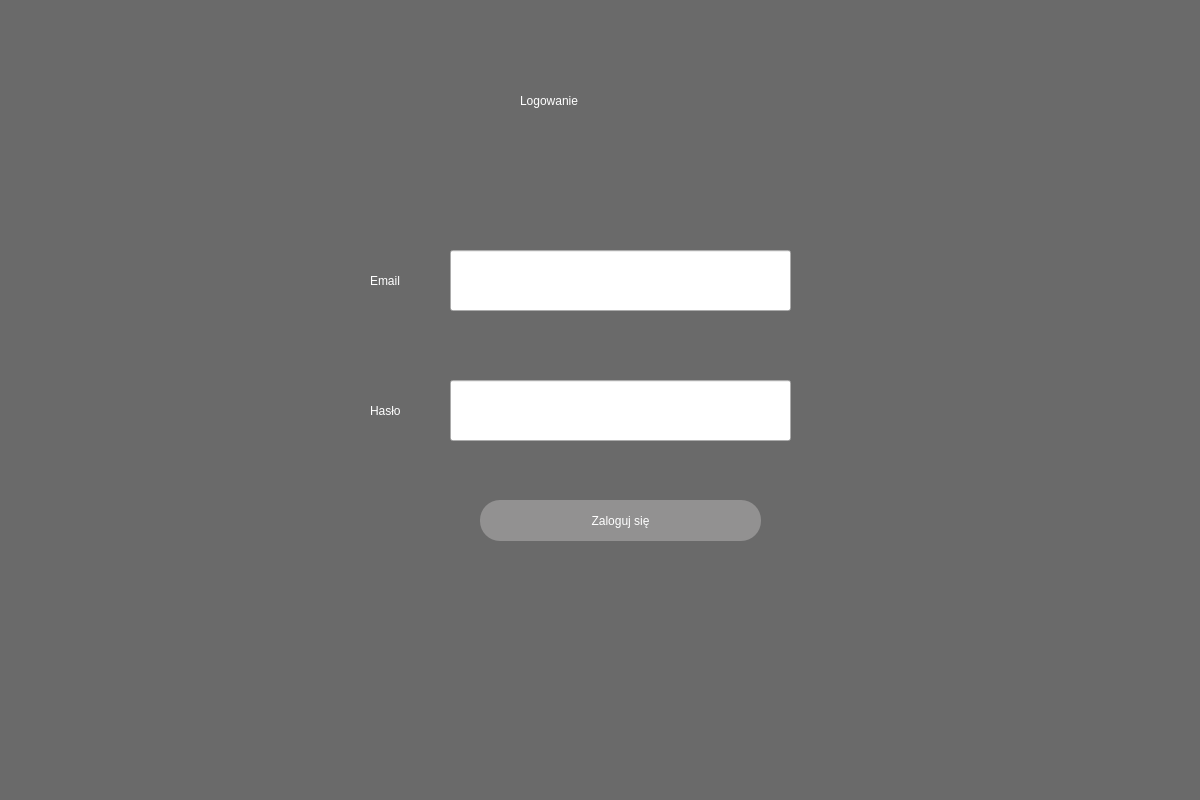
Before: the Qt Designer form ui/Login.ui in oreols/ProjektAOI, drawn with Qt 5.
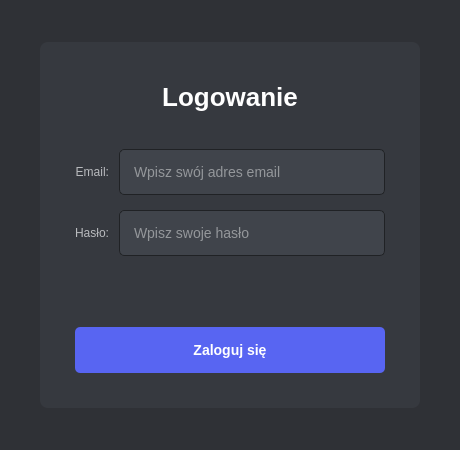
After: the same form once the commit is applied.

What changed in the file:
```diff
--- a/ui/Login.ui
+++ b/ui/Login.ui
@@ -6,151 +6,256 @@
    <rect>
     <x>0</x>
     <y>0</y>
-    <width>1200</width>
-    <height>800</height>
+    <width>460</width>
+    <height>450</height>
    </rect>
   </property>
   <property name="windowTitle">
    <string>Dialog</string>
   </property>
   <property name="styleSheet">
-   <string notr="true"/>
+   <string notr="true">
+/* --- Ogólny styl okna logowania --- */
+QDialog#Dialog {
+    background-color: #2f3136;
+    color: #e8e9ea;
+    font-family: "Segoe UI", Roboto, Cantarell, "Helvetica Neue", sans-serif;
+    font-size: 14px;
+}
+
+QWidget#contentWidget {
+    background-color: #36393f;
+    border-radius: 8px;
+}
+
+QLabel {
+    color: #b9bbbe;
+    background-color: transparent;
+    padding: 0px;
+    margin: 0px;
+    /* Wyrównanie teraz w QGridLayout */
+}
+
+QLabel#titleLabel {
+    color: #ffffff;
+    font-size: 26px;
+    font-weight: 600;
+    padding-top: 10px;
+    padding-bottom: 25px;
+}
+
+QLineEdit {
+    background-color: #40444b;
+    color: #e8e9ea;
+    border: 1px solid #202225;
+    border-radius: 5px;
+    font-size: 14px;
+    /* Uproszczony padding - QGridLayout może inaczej pozycjonować */
+    padding: 8px 12px;
+    min-height: 28px;
+    selection-background-color: #5865F2;
+    selection-color: #ffffff;
+}
+QLineEdit:focus {
+    border: 1px solid #5865F2;
+    background-color: #444950;
+}
+QLineEdit::placeholder-text {
+  color: #72767d;
+}
+
+QPushButton#loginButton {
+    background-color: #5865F2;
+    color: white;
+    font-size: 14px;
+    font-weight: 600;
+    padding: 8px 20px;
+    border-radius: 5px;
+    border: none;
+    min-height: 30px;
+    outline: none;
+    margin-top: 15px;
+}
+QPushButton#loginButton:hover {
+    background-color: #4e5dcf;
+}
+QPushButton#loginButton:pressed {
+    background-color: #404ab8;
+}
+QPushButton#loginButton:disabled {
+    background-color: #40444b;
+    color: #72767d;
+    opacity: 0.6;
+}
+
+QLabel#error {
+    color: #f04747;
+    font-size: 13px;
+    font-weight: 500;
+    min-height: 22px;
+    padding: 5px 0;
+}
+   </string>
   </property>
-  <widget class="QWidget" name="widget" native="true">
-   <property name="geometry">
-    <rect>
-     <x>0</x>
-     <y>0</y>
-     <width>1200</width>
-     <height>800</height>
-    </rect>
-   </property>
-   <property name="styleSheet">
-    <string notr="true">QWidget#widget{
-background-color: rgb(106, 106, 106);
-font: 63 12pt &quot;Segoe UI Semibold&quot;;
-color:white;}
-</string>
-   </property>
-   <widget class="QLabel" name="label">
-    <property name="geometry">
-     <rect>
-      <x>520</x>
-      <y>60</y>
-      <width>231</width>
-      <height>81</height>
-     </rect>
-    </property>
-    <property name="styleSheet">
-     <string notr="true">background-color: rgb(106, 106, 106);
-
-color:white;
-font: 63 32pt &quot;Segoe UI Semibold&quot;;</string>
-    </property>
-    <property name="text">
-     <string>Logowanie</string>
-    </property>
-   </widget>
-   <widget class="QPushButton" name="loginButton">
-    <property name="enabled">
-     <bool>true</bool>
-    </property>
-    <property name="geometry">
-     <rect>
-      <x>480</x>
-      <y>500</y>
-      <width>281</width>
-      <height>41</height>
-     </rect>
-    </property>
-    <property name="styleSheet">
-     <string notr="true">font: 63 18pt &quot;Segoe UI Semibold&quot;;
-border-radius:20px;
-background-color: rgb(146, 145, 145);
-color:white;</string>
-    </property>
-    <property name="text">
-     <string>Zaloguj się</string>
-    </property>
-   </widget>
-   <widget class="QLabel" name="label_3">
-    <property name="geometry">
-     <rect>
-      <x>370</x>
-      <y>390</y>
-      <width>71</width>
-      <height>41</height>
-     </rect>
-    </property>
-    <property name="styleSheet">
-     <string notr="true">color:white;
-font: 63 18pt &quot;Segoe UI Semibold&quot;;</string>
-    </property>
-    <property name="text">
-     <string>Hasło</string>
-    </property>
-   </widget>
-   <widget class="QLineEdit" name="password">
-    <property name="geometry">
-     <rect>
-      <x>450</x>
-      <y>380</y>
-      <width>341</width>
-      <height>61</height>
-     </rect>
-    </property>
-    <property name="styleSheet">
-     <string notr="true">font: 63 16pt &quot;Segoe UI Semibold&quot;;</string>
-    </property>
-   </widget>
-   <widget class="QLabel" name="label_4">
-    <property name="geometry">
-     <rect>
-      <x>370</x>
-      <y>260</y>
-      <width>71</width>
-      <height>41</height>
-     </rect>
-    </property>
-    <property name="styleSheet">
-     <string notr="true">color:white;
-font: 63 18pt &quot;Segoe UI Semibold&quot;;</string>
-    </property>
-    <property name="text">
-     <string>Email</string>
-    </property>
-   </widget>
-   <widget class="QLineEdit" name="email">
-    <property name="geometry">
-     <rect>
-      <x>450</x>
-      <y>250</y>
-      <width>341</width>
-      <height>61</height>
-     </rect>
-    </property>
-    <property name="styleSheet">
-     <string notr="true">font: 63 16pt &quot;Segoe UI Semibold&quot;;</string>
-    </property>
-   </widget>
-   <widget class="QLabel" name="error">
-    <property name="geometry">
-     <rect>
-      <x>470</x>
-      <y>450</y>
-      <width>281</width>
-      <height>16</height>
-     </rect>
-    </property>
-    <property name="styleSheet">
-     <string notr="true">font: 63 10pt &quot;Segoe UI Semibold&quot;;
-color:red;</string>
-    </property>
-    <property name="text">
-     <string/>
-    </property>
-   </widget>
-  </widget>
+  <layout class="QVBoxLayout" name="verticalLayout_1">
+   <item>
+    <spacer name="verticalSpacer_Top">
+     <property name="orientation">
+      <enum>Qt::Vertical</enum>
+     </property>
+     <property name="sizeType">
+      <enum>QSizePolicy::Expanding</enum>
+     </property>
+     <property name="sizeHint" stdset="0">
+      <size>
+       <width>20</width>
+       <height>50</height>
+      </size>
+     </property>
+    </spacer>
+   </item>
+   <item alignment="Qt::AlignHCenter">
+    <widget class="QWidget" name="contentWidget" native="true">
+     <property name="minimumSize">
+      <size>
+       <width>380</width>
+       <height>0</height>
+      </size>
+     </property>
+     <property name="maximumSize">
+      <size>
+       <width>430</width>
+       <height>16777215</height>
+      </size>
+     </property>
+     <layout class="QVBoxLayout" name="verticalLayout_Content">
+      <property name="spacing">
+       <number>12</number>
+      </property>
+      <property name="leftMargin">
+       <number>35</number>
+      </property>
+      <property name="topMargin">
+       <number>30</number>
+      </property>
+      <property name="rightMargin">
+       <number>35</number>
+      </property>
+      <property name="bottomMargin">
+       <number>35</number>
+      </property>
+      <item alignment="Qt::AlignHCenter|Qt::AlignTop">
+       <widget class="QLabel" name="titleLabel">
+        <property name="text">
+         <string>Logowanie</string>
+        </property>
+        <property name="alignment">
+         <set>Qt::AlignCenter</set>
+        </property>
+       </widget>
+      </item>
+      <item>
+       <layout class="QGridLayout" name="formGridLayout">
+        <property name="horizontalSpacing">
+         <number>10</number>
+        </property>
+        <property name="verticalSpacing">
+         <number>15</number>
+        </property>
+        <item row="0" column="0">
+         <widget class="QLabel" name="label_4">
+          <property name="text">
+           <string>Email:</string>
+          </property>
+          <property name="alignment">
+           <set>Qt::AlignRight|Qt::AlignTrailing|Qt::AlignVCenter</set>
+          </property>
+         </widget>
+        </item>
+        <item row="0" column="1">
+         <widget class="QLineEdit" name="email">
+          <property name="placeholderText">
+           <string>Wpisz swój adres email</string>
+          </property>
+         </widget>
+        </item>
+        <item row="1" column="0">
+         <widget class="QLabel" name="label_3">
+          <property name="text">
+           <string>Hasło:</string>
+          </property>
+          <property name="alignment">
+           <set>Qt::AlignRight|Qt::AlignTrailing|Qt::AlignVCenter</set>
+          </property>
+         </widget>
+        </item>
+        <item row="1" column="1">
+         <widget class="QLineEdit" name="password">
+          <property name="echoMode">
+           <enum>QLineEdit::Password</enum>
+          </property>
+          <property name="placeholderText">
+           <string>Wpisz swoje hasło</string>
+          </property>
+         </widget>
+        </item>
+       </layout>
+       </item>
+      <item>
+       <widget class="QLabel" name="error">
+        <property name="text">
+         <string/>
+        </property>
+        <property name="alignment">
+         <set>Qt::AlignCenter</set>
+        </property>
+        <property name="wordWrap">
+         <bool>true</bool>
+        </property>
+       </widget>
+      </item>
+      <item>
+       <widget class="QPushButton" name="loginButton">
+        <property name="enabled">
+         <bool>true</bool>
+        </property>
+        <property name="text">
+         <string>Zaloguj się</string>
+        </property>
+        <property name="cursor">
+         <cursorShape>PointingHandCursor</cursorShape>
+        </property>
+        <property name="sizePolicy">
+         <sizepolicy hsizetype="MinimumExpanding" vsizetype="Fixed">
+          <horstretch>0</horstretch>
+          <verstretch>0</verstretch>
+         </sizepolicy>
+        </property>
+        <property name="default">
+         <bool>true</bool>
+        </property>
+       </widget>
+      </item>
+     </layout>
+    </widget>
+   </item>
+   <item>
+    <spacer name="verticalSpacer_Bottom">
+     <property name="orientation">
+      <enum>Qt::Vertical</enum>
+     </property>
+     <property name="sizeType">
+      <enum>QSizePolicy::Expanding</enum>
+     </property>
+     <property name="sizeHint" stdset="0">
+      <size>
+       <width>20</width>
+       <height>50</height>
+      </size>
+     </property>
+    </spacer>
+   </item>
+  </layout>
  </widget>
  <resources/>
  <connections/>
```
Left out of the diff: 2 changed lines with no effect on the pictures.
